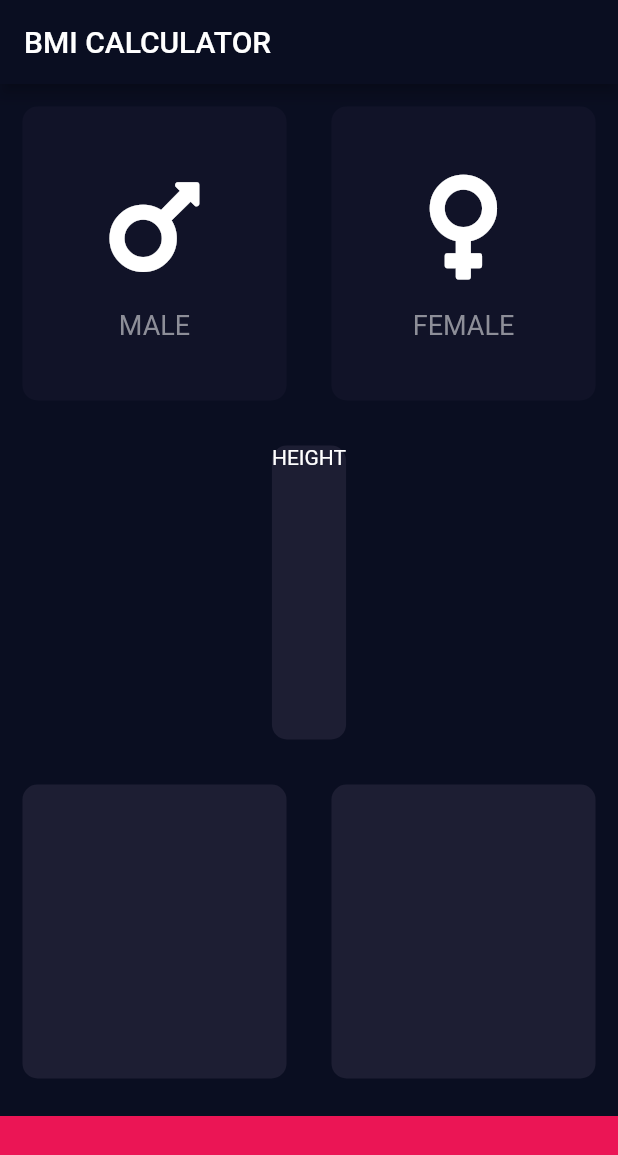
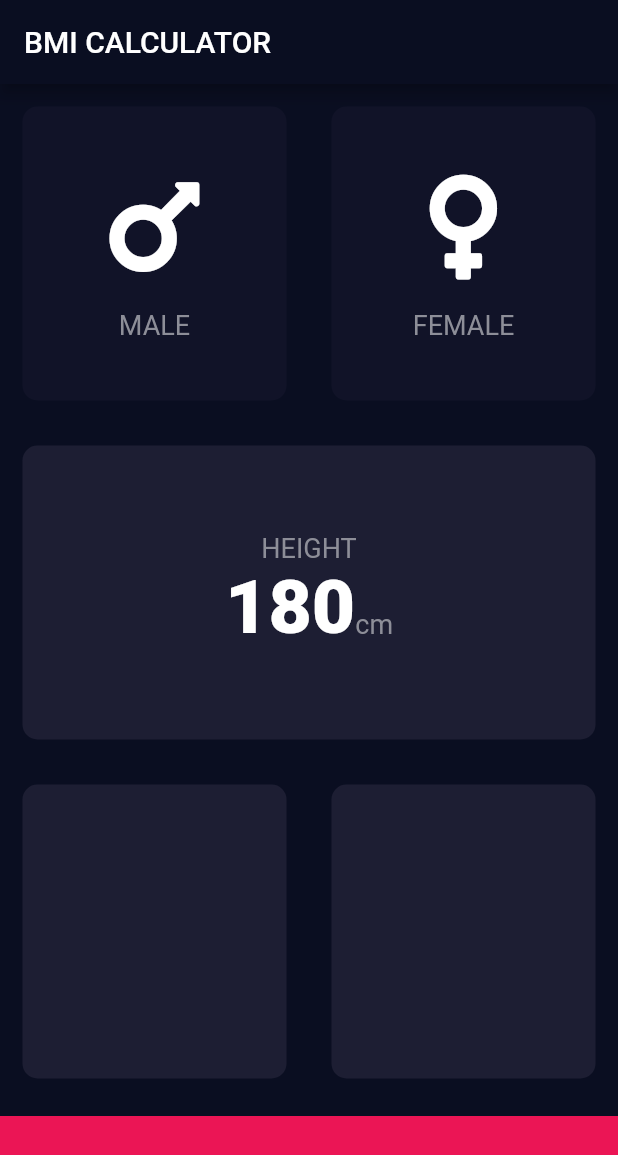
Before and after one commit to jesse-dahl/flutter-bmi-calculator, a Flutter app: the screen it shows after launch, on a phone screen of 412 x 824 dp. Shown: the top 1155 px of the screen. Run offline on Flutter 3.47's test engine with Material 2 defaults, Android fonts, the phone set to English and light mode, and no system bars; our stand-ins replace font_awesome_flutter.

Commit message:
adding content for the 'slider' card

```diff
--- a/lib/constants.dart
+++ b/lib/constants.dart
@@ -5,6 +5,11 @@ const labelTextStyle = TextStyle(
     color: Color(0xFF8D8E98),
 );
 
+const numberTextStyle = TextStyle(
+  fontSize: 50.0,
+  fontWeight: FontWeight.w900,
+);
+
 const bottomContainerHeight = 80.0;
 const Color activeCardColour = Color(0xFF1D1E33);
 const Color inactiveCardColour = Color(0xFF111328);
--- a/lib/input-page.dart
+++ b/lib/input-page.dart
@@ -24,6 +24,7 @@ class _InputPageState extends State<InputPage> {
         title: Text('BMI CALCULATOR'),
       ),
       body: Column (
+        crossAxisAlignment: CrossAxisAlignment.stretch,
         children: <Widget>[
 
           Expanded(
@@ -62,8 +63,27 @@ class _InputPageState extends State<InputPage> {
             child: ReusableCard(
               colour: activeCardColour,
               cardChild: Column(
+                mainAxisAlignment: MainAxisAlignment.center,
                 children: <Widget>[
-                  Text("HEIGHT"),
+                  Text(
+                    "HEIGHT",
+                    style: labelTextStyle,
+                  ),
+                  Row(
+                    mainAxisAlignment: MainAxisAlignment.center,
+                    crossAxisAlignment: CrossAxisAlignment.baseline,
+                    textBaseline: TextBaseline.alphabetic,
+                    children: <Widget>[
+                      Text(
+                        '180',
+                        style: numberTextStyle,
+                      ),
+                      Text(
+                        'cm',
+                        style: labelTextStyle,
+                      ),
+                    ],
+                  ),
                 ],
               ),
             ),
```
